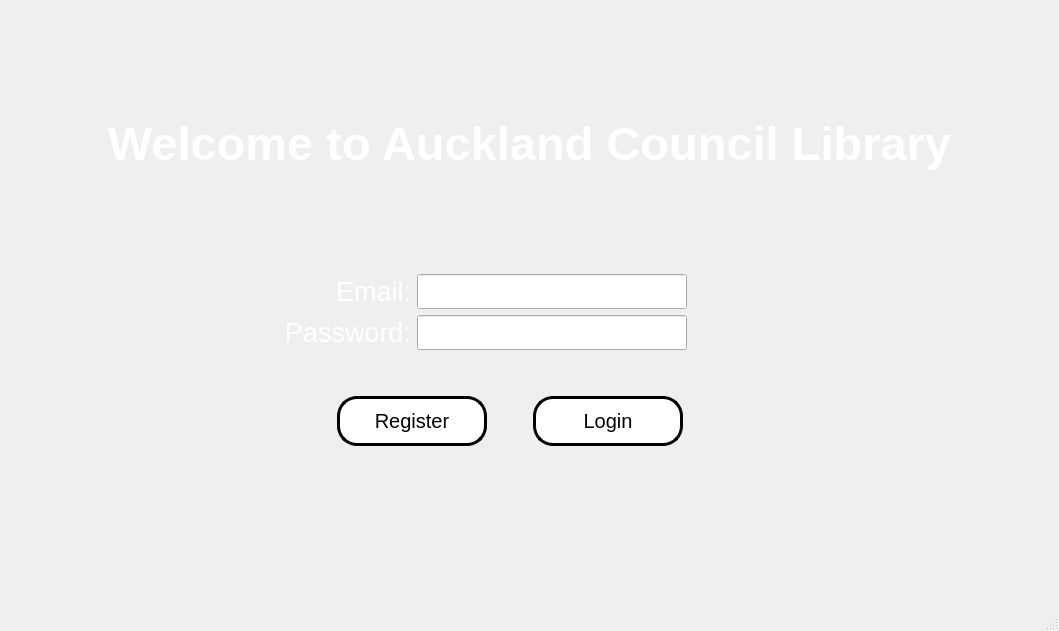
The window that login.ui (dmackeyward/AC-Library-Final) describes before a commit, drawn with Qt 5.
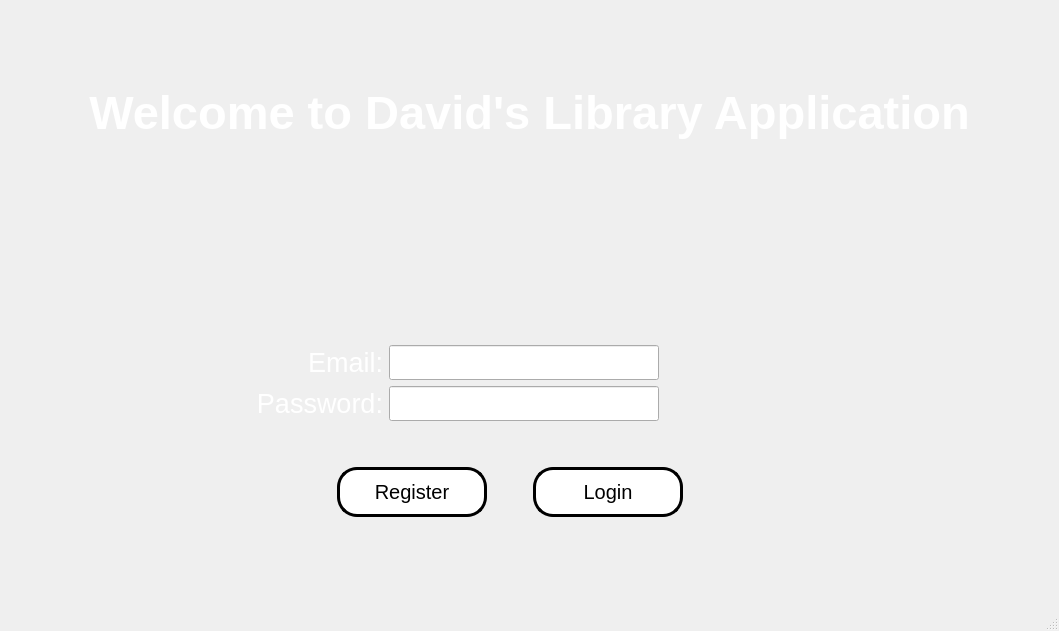
The same window after the commit. Icons and pictures are not drawn.

```diff
--- a/login.ui
+++ b/login.ui
@@ -50,7 +50,7 @@
              <string notr="true">color: rgb(255, 255, 255);</string>
             </property>
             <property name="text">
-             <string>Welcome to Auckland Council Library</string>
+             <string>Welcome to David's Library Application</string>
             </property>
             <property name="alignment">
              <set>Qt::AlignCenter</set>
@@ -62,10 +62,13 @@
             <property name="orientation">
              <enum>Qt::Vertical</enum>
             </property>
+            <property name="sizeType">
+             <enum>QSizePolicy::Fixed</enum>
+            </property>
             <property name="sizeHint" stdset="0">
              <size>
               <width>20</width>
-              <height>40</height>
+              <height>200</height>
              </size>
             </property>
            </spacer>
@@ -73,7 +76,7 @@
           <item>
            <layout class="QVBoxLayout" name="verticalLayout" stretch="4,1,4">
             <item>
-             <layout class="QHBoxLayout" name="horizontalLayout_2" stretch="3,2,4">
+             <layout class="QHBoxLayout" name="horizontalLayout_2" stretch="5,4,8">
               <item>
                <spacer name="horizontalSpacer_4">
                 <property name="orientation">
```
